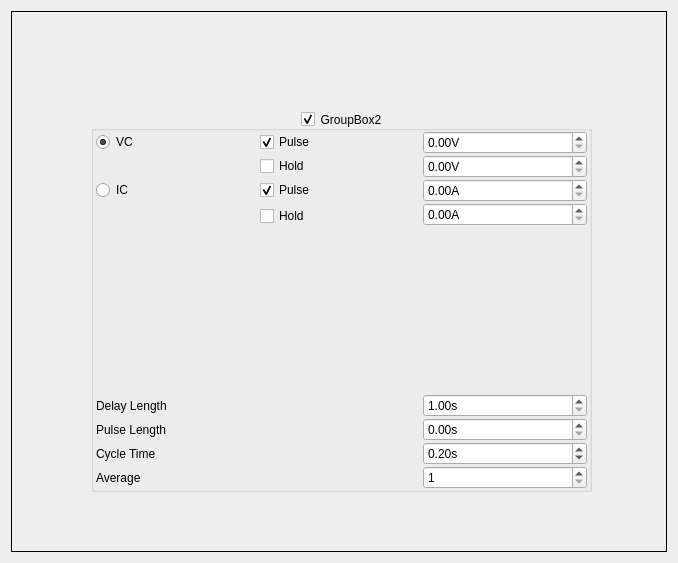
tomjhou/acq4, file test3_2_1_1.ui: the form before one commit.
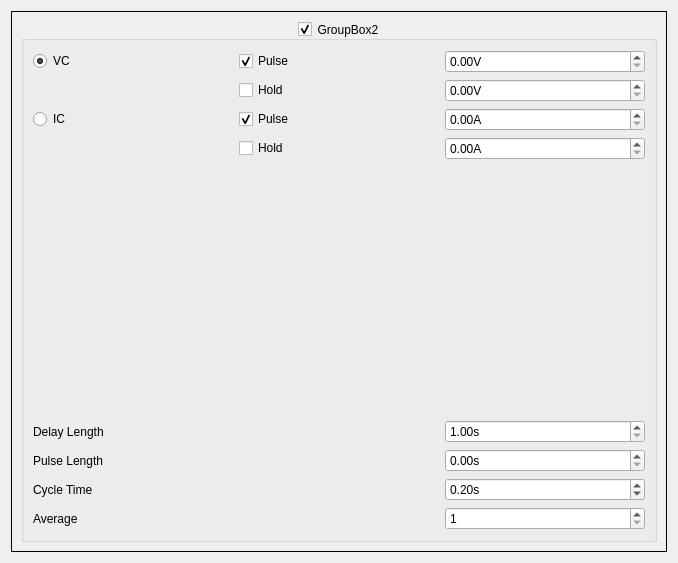
The form after the commit. Custom widgets are drawn as their Qt base class.

```diff
--- a/test3_2_1_1.ui
+++ b/test3_2_1_1.ui
@@ -37,17 +37,11 @@
      <property name="frameShape">
       <enum>QFrame::Panel</enum>
      </property>
+     <layout class="QGridLayout" name="gridLayout_3">
+      <item row="0" column="0">
      <widget class="QGroupBox" name="groupBox_2">
-      <property name="geometry">
-       <rect>
-        <x>80</x>
-        <y>100</y>
-        <width>501</width>
-        <height>381</height>
-       </rect>
-      </property>
       <property name="sizePolicy">
-       <sizepolicy hsizetype="Expanding" vsizetype="Expanding">
+         <sizepolicy hsizetype="Preferred" vsizetype="Preferred">
         <horstretch>100</horstretch>
         <verstretch>100</verstretch>
        </sizepolicy>
@@ -65,35 +59,13 @@
        <bool>true</bool>
       </property>
       <layout class="QGridLayout" name="gridLayout_2">
-       <property name="leftMargin">
-        <number>2</number>
-       </property>
-       <property name="topMargin">
-        <number>0</number>
-       </property>
-       <property name="rightMargin">
-        <number>2</number>
-       </property>
-       <property name="bottomMargin">
-        <number>0</number>
-       </property>
-       <property name="horizontalSpacing">
-        <number>0</number>
-       </property>
-       <property name="verticalSpacing">
-        <number>1</number>
-       </property>
-       <item row="8" column="0" colspan="2">
-        <widget class="QLabel" name="label">
+         <item row="0" column="0">
+          <widget class="QRadioButton" name="vcModeRadio">
          <property name="text">
-          <string>Cycle Time</string>
-         </property>
-        </widget>
-       </item>
-       <item row="1" column="1">
-        <widget class="QCheckBox" name="vcHoldCheck">
-         <property name="text">
-          <string>Hold</string>
+            <string>VC</string>
+           </property>
+           <property name="checked">
+            <bool>true</bool>
          </property>
         </widget>
        </item>
@@ -107,6 +79,34 @@
          </property>
         </widget>
        </item>
+         <item row="0" column="2">
+          <widget class="SpinBox" name="vcPulseSpin">
+           <property name="suffix">
+            <string>V</string>
+           </property>
+          </widget>
+         </item>
+         <item row="1" column="1">
+          <widget class="QCheckBox" name="vcHoldCheck">
+           <property name="text">
+            <string>Hold</string>
+           </property>
+          </widget>
+         </item>
+         <item row="1" column="2">
+          <widget class="SpinBox" name="vcHoldSpin">
+           <property name="suffix">
+            <string>V</string>
+           </property>
+          </widget>
+         </item>
+         <item row="2" column="0">
+          <widget class="QRadioButton" name="icModeRadio">
+           <property name="text">
+            <string>IC</string>
+           </property>
+          </widget>
+         </item>
        <item row="2" column="1">
         <widget class="QCheckBox" name="icPulseCheck">
          <property name="text">
@@ -117,14 +117,28 @@
          </property>
         </widget>
        </item>
-       <item row="4" column="1">
+         <item row="2" column="2">
+          <widget class="SpinBox" name="icPulseSpin">
+           <property name="suffix">
+            <string>A</string>
+           </property>
+          </widget>
+         </item>
+         <item row="3" column="1">
         <widget class="QCheckBox" name="icHoldCheck">
          <property name="text">
           <string>Hold</string>
          </property>
         </widget>
        </item>
-       <item row="5" column="1">
+         <item row="3" column="2">
+          <widget class="SpinBox" name="icHoldSpin">
+           <property name="suffix">
+            <string>A</string>
+           </property>
+          </widget>
+         </item>
+         <item row="4" column="1">
         <spacer name="verticalSpacer">
          <property name="orientation">
           <enum>Qt::Vertical</enum>
@@ -137,61 +151,37 @@
          </property>
         </spacer>
        </item>
-       <item row="6" column="0" colspan="2">
+         <item row="5" column="0">
         <widget class="QLabel" name="label_4">
          <property name="text">
           <string>Delay Length</string>
          </property>
         </widget>
        </item>
-       <item row="0" column="0">
-        <widget class="QRadioButton" name="vcModeRadio">
-         <property name="text">
-          <string>VC</string>
-         </property>
-         <property name="checked">
-          <bool>true</bool>
+         <item row="5" column="2">
+          <widget class="SpinBox" name="delayTimeSpin">
+           <property name="suffix">
+            <string>s</string>
+           </property>
+           <property name="minimum">
+            <double>1.000000000000000</double>
+           </property>
+           <property name="maximum">
+            <double>10000.000000000000000</double>
+           </property>
+           <property name="singleStep">
+            <double>1.000000000000000</double>
          </property>
         </widget>
        </item>
-       <item row="7" column="0" colspan="2">
+         <item row="6" column="0">
         <widget class="QLabel" name="label_3">
          <property name="text">
           <string>Pulse Length</string>
          </property>
         </widget>
        </item>
-       <item row="2" column="0">
-        <widget class="QRadioButton" name="icModeRadio">
-         <property name="text">
-          <string>IC</string>
-         </property>
-        </widget>
-       </item>
        <item row="6" column="2">
-        <widget class="SpinBox" name="delayTimeSpin">
-         <property name="suffix">
-          <string>s</string>
-         </property>
-         <property name="minimum">
-          <double>1.000000000000000</double>
-         </property>
-         <property name="maximum">
-          <double>10000.000000000000000</double>
-         </property>
-         <property name="singleStep">
-          <double>1.000000000000000</double>
-         </property>
-        </widget>
-       </item>
-       <item row="2" column="2">
-        <widget class="SpinBox" name="icPulseSpin">
-         <property name="suffix">
-          <string>A</string>
-         </property>
-        </widget>
-       </item>
-       <item row="7" column="2">
         <widget class="SpinBox" name="pulseTimeSpin">
          <property name="suffix">
           <string>s</string>
@@ -201,7 +191,14 @@
          </property>
         </widget>
        </item>
-       <item row="8" column="2">
+         <item row="7" column="0">
+          <widget class="QLabel" name="label">
+           <property name="text">
+            <string>Cycle Time</string>
+           </property>
+          </widget>
+         </item>
+         <item row="7" column="2">
         <widget class="SpinBox" name="cycleTimeSpin">
          <property name="sizePolicy">
           <sizepolicy hsizetype="Minimum" vsizetype="Preferred">
@@ -220,35 +217,14 @@
          </property>
         </widget>
        </item>
-       <item row="1" column="2">
-        <widget class="SpinBox" name="vcHoldSpin">
-         <property name="suffix">
-          <string>V</string>
-         </property>
-        </widget>
-       </item>
-       <item row="0" column="2">
-        <widget class="SpinBox" name="vcPulseSpin">
-         <property name="suffix">
-          <string>V</string>
-         </property>
-        </widget>
-       </item>
-       <item row="3" column="2" rowspan="2">
-        <widget class="SpinBox" name="icHoldSpin">
-         <property name="suffix">
-          <string>A</string>
-         </property>
-        </widget>
-       </item>
-       <item row="9" column="0">
+         <item row="8" column="0">
         <widget class="QLabel" name="label_2">
          <property name="text">
           <string>Average</string>
          </property>
         </widget>
        </item>
-       <item row="9" column="2">
+         <item row="8" column="2">
         <widget class="QSpinBox" name="averageSpin">
          <property name="sizePolicy">
           <sizepolicy hsizetype="Minimum" vsizetype="Preferred">
@@ -269,6 +245,8 @@
        </item>
       </layout>
      </widget>
+      </item>
+     </layout>
     </widget>
    </item>
   </layout>
```
Lines whose indentation alone changed are shown as unchanged.
